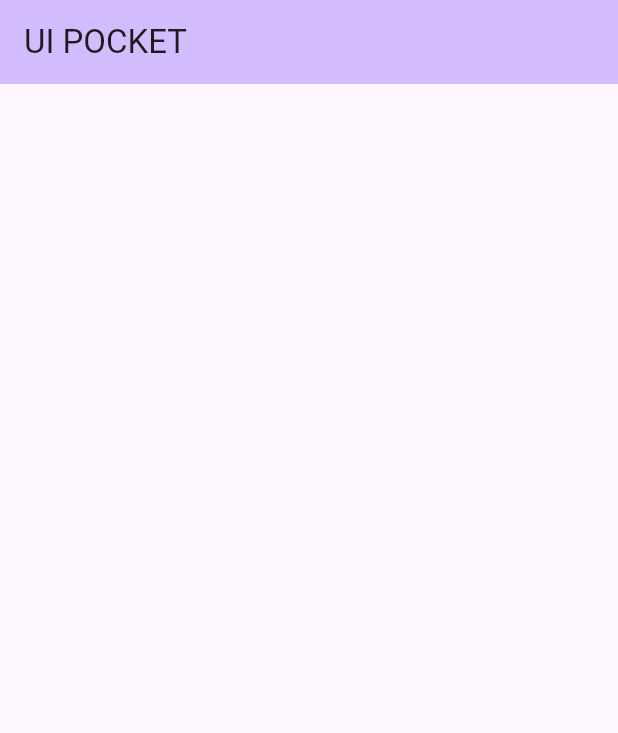
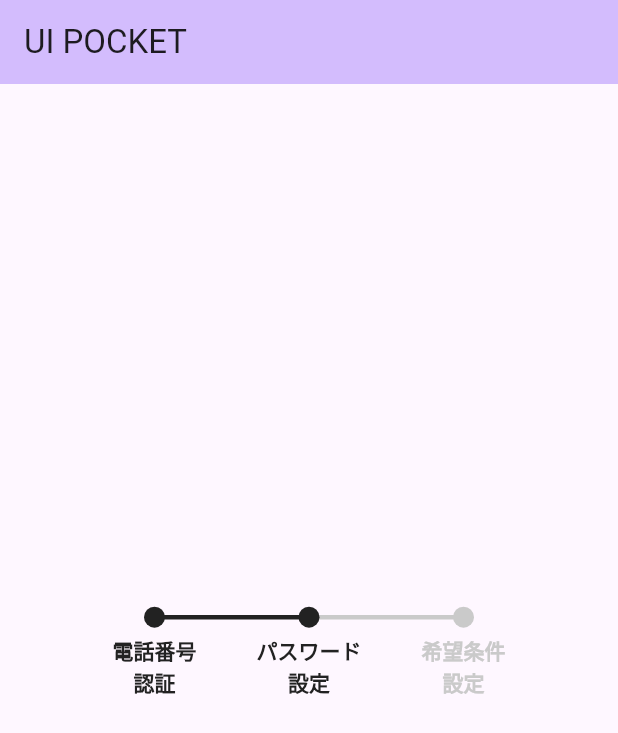
Before and after one commit to taisei-app/ui-pocket, a Flutter app: the screen it shows after launch, on a phone screen of 412 x 824 dp. Shown: the top 733 px of the screen. Run offline on Flutter 3.47's test engine with Material 2 defaults, Android fonts, the phone set to English and light mode, and no system bars.

Commit message:
Stepperのサンプルを作成

```diff
--- a/lib/main.dart
+++ b/lib/main.dart
@@ -1,4 +1,5 @@
 import 'package:flutter/material.dart';
+import 'package:ui_pocket/stepper/custom_stepper.dart';
 
 void main() {
   runApp(const MyApp());
@@ -35,10 +36,21 @@ class _MyHomePageState extends State<MyHomePage> {
         backgroundColor: Theme.of(context).colorScheme.inversePrimary,
         title: const Text("UI POCKET"),
       ),
-      body: Center(
+      body: const Center(
         child: Column(
           mainAxisAlignment: MainAxisAlignment.center,
-          children: <Widget>[],
+          children: <Widget>[
+            CustomStepper(
+              steps: 3,
+              currentStep: 2,
+              texts: [
+                "電話番号\n認証",
+                "パスワード\n設定",
+                "希望条件\n設定",
+              ],
+              borderWidth: 3,
+            ),
+          ],
         ),
       ),
     );
--- /dev/null
+++ b/lib/stepper/custom_stepper.dart
@@ -0,0 +1,133 @@
+import 'package:flutter/material.dart';
+
+class CustomStepper extends StatelessWidget {
+  const CustomStepper({
+    super.key,
+    required this.steps,
+    required this.currentStep,
+    required this.texts,
+    Color? activeColor,
+    Color? inactiveColor,
+    double? width,
+    double? height,
+    double? borderWidth,
+    double? circleSize,
+    double? fontSize,
+    FontWeight? fontWeight,
+  })  : activeColor = activeColor ?? const Color(0xff222222),
+        inactiveColor = inactiveColor ?? const Color(0xffcacaca),
+        width = width ?? double.infinity,
+        height = height ?? 80,
+        borderWidth = borderWidth ?? 3.0,
+        circleSize = circleSize ?? 7.0,
+        fontSize = fontSize ?? 14,
+        fontWeight = fontWeight ?? FontWeight.bold;
+
+  final int steps;
+  final int currentStep;
+  final List<String> texts;
+  final Color activeColor;
+  final Color inactiveColor;
+  final double width;
+  final double height;
+  final double borderWidth;
+  final double circleSize;
+  final double fontSize;
+  final FontWeight fontWeight;
+
+  @override
+  Widget build(BuildContext context) {
+    return SizedBox(
+      width: width,
+      height: height,
+      child: CustomPaint(
+        painter: StepperPainter(
+          steps: steps,
+          currentStep: currentStep,
+          activeColor: activeColor,
+          inactiveColor: inactiveColor,
+          borderWidth: borderWidth,
+          circleSize: circleSize,
+          texts: texts,
+          fontSize: fontSize,
+          fontWeight: fontWeight,
+        ),
+      ),
+    );
+  }
+}
+
+class StepperPainter extends CustomPainter {
+  StepperPainter({
+    required this.steps,
+    required this.currentStep,
+    required this.activeColor,
+    required this.inactiveColor,
+    required this.borderWidth,
+    required this.circleSize,
+    required this.texts,
+    required this.fontSize,
+    required this.fontWeight,
+  });
+
+  final int steps;
+  final int currentStep;
+  final Color activeColor;
+  final Color inactiveColor;
+  final double borderWidth;
+  final double circleSize;
+  final List<String> texts;
+  final double fontSize;
+  final FontWeight fontWeight;
+
+  @override
+  void paint(Canvas canvas, Size size) {
+    double stepWidth = size.width / (steps + 1);
+
+    for (int i = 1; i < steps; i++) {
+      canvas.drawLine(
+        Offset(i * stepWidth, size.height / 7),
+        Offset((i + 1) * stepWidth, size.height / 7),
+        Paint()
+          ..color = i < currentStep ? activeColor : inactiveColor
+          ..strokeWidth = borderWidth,
+      );
+    }
+
+    for (int i = 1; i <= steps; i++) {
+      canvas.drawCircle(
+        Offset(i * stepWidth, size.height / 7),
+        circleSize,
+        Paint()
+          ..color = i <= currentStep ? activeColor : inactiveColor
+          ..style = PaintingStyle.fill,
+      );
+
+      final textSpan = TextSpan(
+        text: texts[i - 1],
+        style: TextStyle(
+          color: i <= currentStep ? activeColor : inactiveColor,
+          fontSize: fontSize,
+          fontWeight: fontWeight,
+        ),
+      );
+      final textPainter = TextPainter(
+        text: textSpan,
+        textDirection: TextDirection.ltr,
+        textAlign: TextAlign.center,
+      );
+      textPainter.layout(
+        minWidth: 0,
+        maxWidth: size.width,
+      );
+      final offset = Offset(
+        i * stepWidth - textPainter.width / 2,
+        size.height / 7 + circleSize + 5,
+      );
+      textPainter.paint(canvas, offset);
+    }
+  }
+
+  @override
+  bool shouldRepaint(covariant CustomPainter oldDelegate) => false;
+}
```
